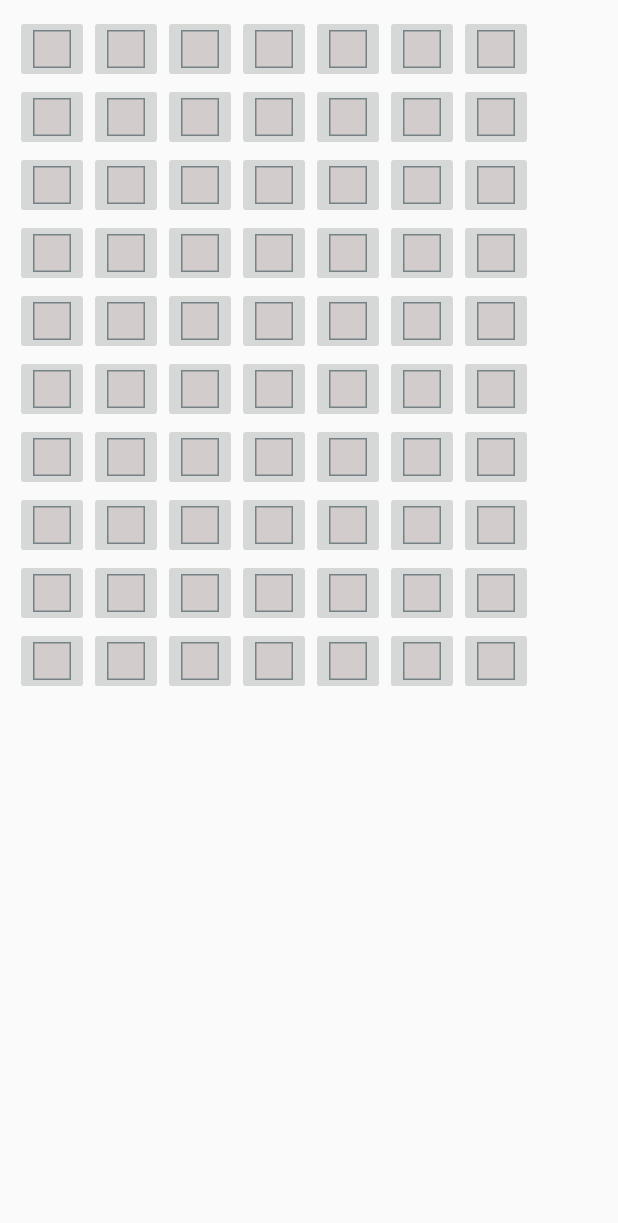
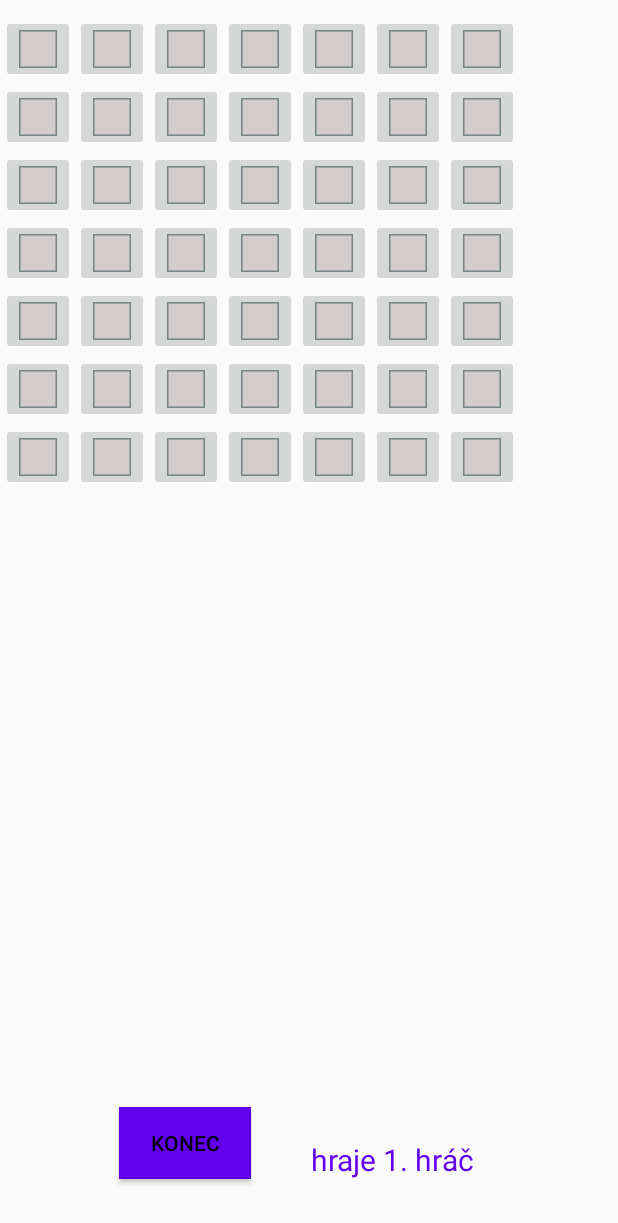
Before and after one commit to dudethefairy/Piskvorky, an Android app: the HraActivity screen opened directly, with no data from a screen before it, on a phone screen of 412 x 824 dp. Shown: the top 1223 px of the screen. Run offline under Robolectric (Android 15) with nearby library versions, the phone set to English and light mode, and no system bars.

Commit message:
commit Filip

```diff
--- a/app/src/main/java/com/example/piskvorky/HraActivity.kt
+++ b/app/src/main/java/com/example/piskvorky/HraActivity.kt
@@ -10,9 +10,12 @@ import android.widget.LinearLayout
 
 class HraActivity : AppCompatActivity() {
 
-    val radky : Int = 10
-    val sloupce : Int = 7
-    val pole = Array(radky, {IntArray(sloupce)})
+    private val radky : Int = 7
+    private val sloupce : Int = 7
+    private val pole = Array(radky, {IntArray(sloupce)})
+    private var hrajiciHrac : Int = 1
+    private val textViewInfo by lazy { findViewById<Button>(R.id.textViewInfo) }
+
 
     override fun onCreate(savedInstanceState: Bundle?) {
         super.onCreate(savedInstanceState)
@@ -22,12 +25,10 @@ class HraActivity : AppCompatActivity() {
 
         val layout = findViewById(R.id.gridLayout) as GridLayout
 
-        // add Button to LinearLayout
-
         //vykreslení hrací plochy (tlačítek)
-        for (i in 0..9) {
-            for (j in 0..6) {
-
+        for (i in 0..radky-1) {
+            for (j in 0..sloupce-1) {
+                //vytvoreni tlacitka
                 val button1 = ImageButton(this)
                 button1.setImageDrawable(getResources().getDrawable(R.drawable.prazdne))
                 // setting layout_width and layout_height using layout parameter
@@ -35,11 +36,25 @@ class HraActivity : AppCompatActivity() {
                     LinearLayout.LayoutParams.WRAP_CONTENT,
                     ViewGroup.LayoutParams.WRAP_CONTENT
                 )
+                //tlacitko ovlada urcity index v 2D poli
                 button1.setOnClickListener{
-                    pole[i][j] = 5
-                    System.out.println(pole[i][j])
-                    System.out.println("radek " + i)
-                    System.out.println("sloupec " + j)
+                    if(pole[i][j] != 0) {
+                        //hrac obsadi policko
+                        pole[i][j] = hrajiciHrac
+                        //kontrola zda nekdo jiz nevyhral
+
+
+
+                        //v pristim tahu hraje druhy hrac
+                        if (hrajiciHrac == 1) {
+                            hrajiciHrac = 2
+                        }else {
+                            hrajiciHrac = 1
+                        }
+                    } else {
+                        textViewInfo.setText("toto pole je již obsazeno !")
+                    }
+
                 }
 
                 layout.addView(button1)
--- a/app/src/main/res/layout/activity_hra.xml
+++ b/app/src/main/res/layout/activity_hra.xml
@@ -8,13 +8,45 @@
 
     <GridLayout
         android:id="@+id/gridLayout"
-        android:layout_width="match_parent"
-        android:layout_height="match_parent"
+        android:layout_width="401dp"
+        android:layout_height="613dp"
         android:layout_margin="10sp"
         android:columnCount="7"
-        android:rowCount="10"
-        tools:layout_editor_absoluteX="105dp"
-        tools:layout_editor_absoluteY="-131dp">
+        android:rowCount="7"
+        app:layout_constraintBottom_toBottomOf="parent"
+        app:layout_constraintEnd_toEndOf="parent"
+        app:layout_constraintHorizontal_bias="1.0"
+        app:layout_constraintStart_toStartOf="parent"
+        app:layout_constraintTop_toTopOf="parent"
+        app:layout_constraintVertical_bias="0.0">
 
-    </GridLayout>>
+    </GridLayout>
+
+    <TextView
+        android:id="@+id/textViewInfo"
+        android:layout_width="wrap_content"
+        android:layout_height="wrap_content"
+        android:text="hraje 1. hráč"
+        android:textSize="20dp"
+        android:textColor="@color/purple_500"
+        app:layout_constraintBottom_toBottomOf="parent"
+        app:layout_constraintEnd_toEndOf="parent"
+        app:layout_constraintHorizontal_bias="0.683"
+        app:layout_constraintStart_toStartOf="parent"
+        app:layout_constraintTop_toTopOf="parent"
+        app:layout_constraintVertical_bias="0.953" />
+
+    <Button
+        android:id="@+id/buttonKonec"
+        android:layout_width="wrap_content"
+        android:layout_height="wrap_content"
+        android:text="konec"
+        android:textColor="@color/black"
+        android:background="@color/purple_500"
+        app:layout_constraintBottom_toBottomOf="parent"
+        app:layout_constraintEnd_toEndOf="parent"
+        app:layout_constraintHorizontal_bias="0.244"
+        app:layout_constraintStart_toStartOf="parent"
+        app:layout_constraintTop_toTopOf="parent"
+        app:layout_constraintVertical_bias="0.951" />>
 </androidx.constraintlayout.widget.ConstraintLayout>
```
